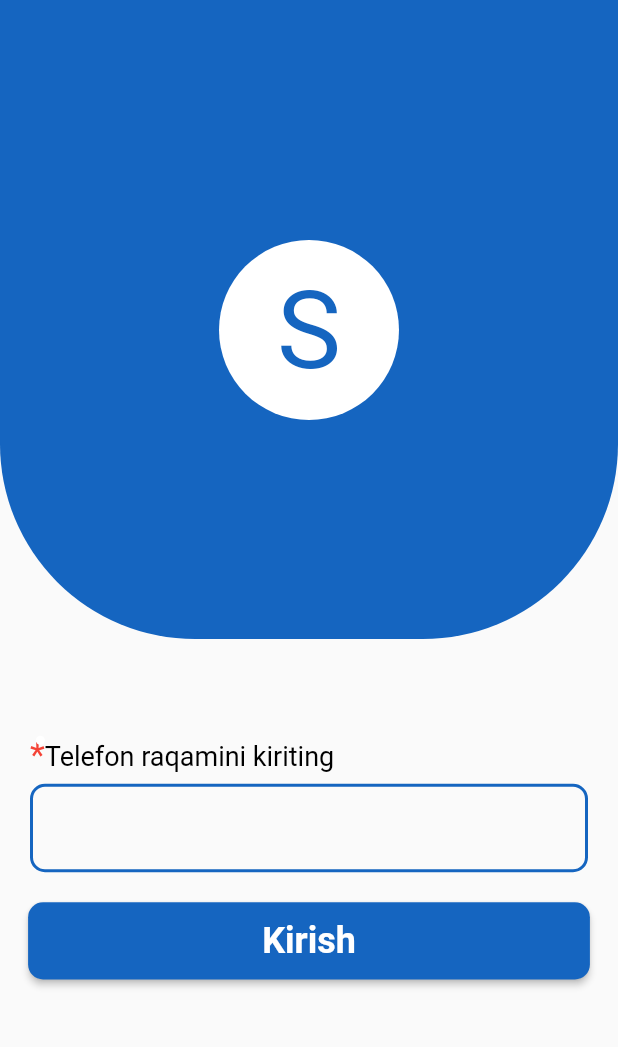
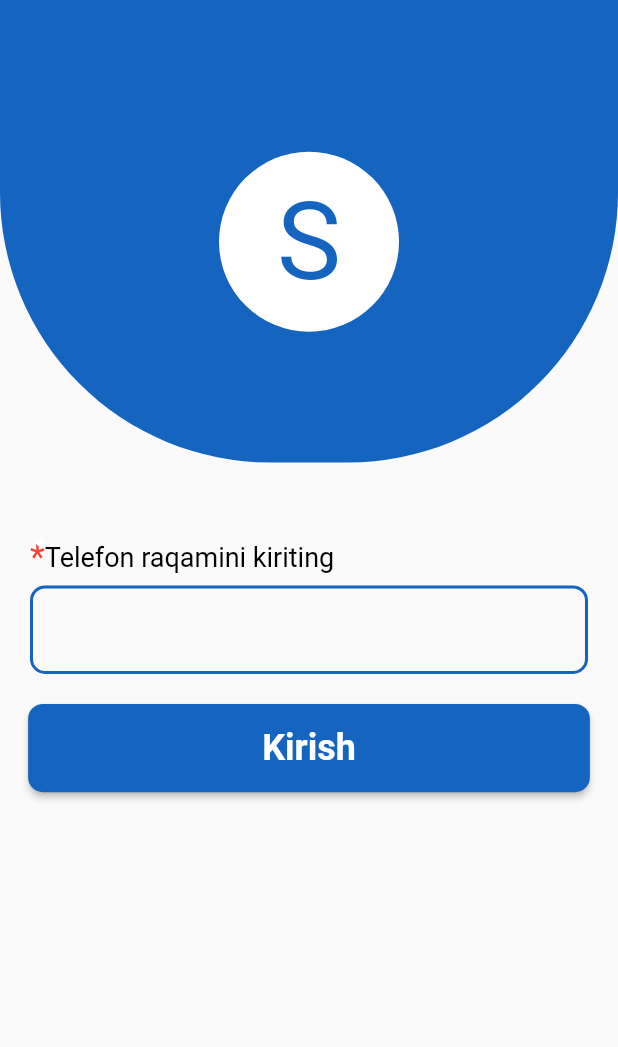
Before and after one commit to ArturSadulloyev/saxovat, a Flutter app: the LoginPage screen opened directly, on a phone screen of 412 x 824 dp, the part 63-1110 px from its top. Run offline on Flutter 3.47's test engine with Material 2 defaults, Android fonts, the phone set to English and light mode, and no system bars; our stand-ins replace firebase_core, mask_text_input_formatter; missing offline and left inert: intro_screen_onboarding_flutter; accounts and stored records are empty.

Commit message:
commit 2

```diff
--- a/lib/main.dart
+++ b/lib/main.dart
@@ -5,10 +5,6 @@
 
 void main() async {
   WidgetsFlutterBinding.ensureInitialized();
-  await Firebase.initializeApp(
-    options: DefaultFirebaseOptions.currentPlatform
-  );
+  await Firebase.initializeApp(options: DefaultFirebaseOptions.currentPlatform);
   runApp(const MyApp());
-
-
 }
--- a/lib/pages/login_page.dart
+++ b/lib/pages/login_page.dart
@@ -1,13 +1,20 @@
 import 'package:flutter/material.dart';
+import 'package:mask_text_input_formatter/mask_text_input_formatter.dart';
+import 'package:saxovat/pages/phone_auth_page.dart';
 import 'package:saxovat/views/font.dart';
 
 class LoginPage extends StatelessWidget {
   LoginPage({super.key});
-  TextEditingController phoneController = TextEditingController();
+  final TextEditingController phoneController = TextEditingController();
+  final maskFormatter = MaskTextInputFormatter(
+    mask: "**-***-**-**99",
+    filter: {"*": RegExp(r"[0-9]")},
+    type: MaskAutoCompletionType.lazy,
+  );
   @override
   Widget build(BuildContext context) {
     return Scaffold(
-      resizeToAvoidBottomInset: false,
+      resizeToAvoidBottomInset: true,
       appBar: AppBar(
         backgroundColor: Colors.blue.shade800,
         title: Text(
@@ -17,21 +24,20 @@
         centerTitle: true,
         elevation: 0,
       ),
-      body: Column(
-
-
+      body: SingleChildScrollView(
+        child: Column(
           mainAxisSize: MainAxisSize.max,
           crossAxisAlignment: CrossAxisAlignment.center,
           mainAxisAlignment: MainAxisAlignment.center,
           children: [
             Container(
               width: MediaQuery.sizeOf(context).width,
-            height: MediaQuery.sizeOf(context).height / 2,
+              height: MediaQuery.sizeOf(context).height / 2.8,
               decoration: BoxDecoration(
                 color: Colors.blue.shade800,
                 borderRadius: const BorderRadius.only(
-                bottomLeft: Radius.circular(130),
-                bottomRight: Radius.circular(130),
+                  bottomLeft: Radius.circular(180),
+                  bottomRight: Radius.circular(180),
                 ),
               ),
               child: Column(
@@ -48,7 +54,9 @@
                 ],
               ),
             ),
-          const Spacer(),
+            const SizedBox(
+              height: 50,
+            ),
             Padding(
               padding: const EdgeInsets.only(left: 20),
               child: Row(
@@ -65,26 +73,25 @@
               ),
             ),
             Padding(
-            padding:
-                const EdgeInsets.only(left: 20, right: 20, top: 5, bottom: 20),
+              padding: const EdgeInsets.only(
+                  left: 20, right: 20, top: 5, bottom: 20),
               child: TextField(
+                maxLength: 12,
+                inputFormatters: [maskFormatter],
                 keyboardType: const TextInputType.numberWithOptions(),
                 controller: phoneController,
-              onChanged: (value){
-                if(value.length==2 || value.length==6 || value.length==9){
-                  phoneController.text +='-';
-                }
-
-              },
                 decoration: InputDecoration(
-                prefix: Text('+998 '),
+                  counterText: "",
+                  prefix: const Text('+998 '),
                   border: OutlineInputBorder(
                     borderRadius: BorderRadius.circular(10),
-                    borderSide: const BorderSide(color: Colors.red)),
+                    borderSide: const BorderSide(color: Colors.red),
+                  ),
                   enabledBorder: OutlineInputBorder(
                     borderRadius: BorderRadius.circular(10),
                     borderSide:
-                        BorderSide(color: Colors.blue.shade800, width: 2)),
+                        BorderSide(color: Colors.blue.shade800, width: 2),
+                  ),
                 ),
               ),
             ),
@@ -92,9 +99,10 @@
               style: ButtonStyle(
                 fixedSize: MaterialStateProperty.all(
                   Size(MediaQuery.sizeOf(context).width / 1.1,
-                    MediaQuery.sizeOf(context).width / 8),
+                      MediaQuery.sizeOf(context).width / 7),
                 ),
-              backgroundColor: MaterialStateProperty.all(Colors.blue.shade800),
+                backgroundColor:
+                    MaterialStateProperty.all(Colors.blue.shade800),
                 shape: MaterialStateProperty.all(
                   const RoundedRectangleBorder(
                     borderRadius: BorderRadius.all(
@@ -103,7 +111,22 @@
                   ),
                 ),
               ),
-            onPressed: () {},
+              onPressed: () {
+                if (phoneController.text.trim().length < 12) {
+                  ScaffoldMessenger.of(context).showSnackBar(
+                    const SnackBar(
+                      content: Text("Iltimos telefon raqamni to'g'ri kiriting"),
+                    ),
+                  );
+                } else {
+                  Navigator.push(
+                    context,
+                    MaterialPageRoute(
+                      builder: (context) => PhoneAuthPage(),
+                    ),
+                  );
+                }
+              },
               child: const Text(
                 "Kirish",
                 style: TextStyle(
@@ -112,10 +135,8 @@
                 ),
               ),
             ),
-          const Spacer(
-            flex: 2,
+          ],
         ),
-        ],
       ),
     );
   }
```
Also changed, not shown: lib/app.dart (+2 -5 lines), lib/pages/about_project_page.dart (+6 -7 lines), lib/pages/home_page.dart (+7 -9 lines), lib/pages/phone_auth_page.dart (added, +203 -0 lines), lib/pages/select_language_page.dart (+16 -9 lines), lib/pages/splash_page.dart (+8 -6 lines), lib/services/database_service.dart (+12 -3 lines), pubspec.yaml (+56 -6 lines), lib/views/introduction.dart (added), pubspec.lock, 6 other files. Lines whose indentation alone changed are shown as unchanged.
